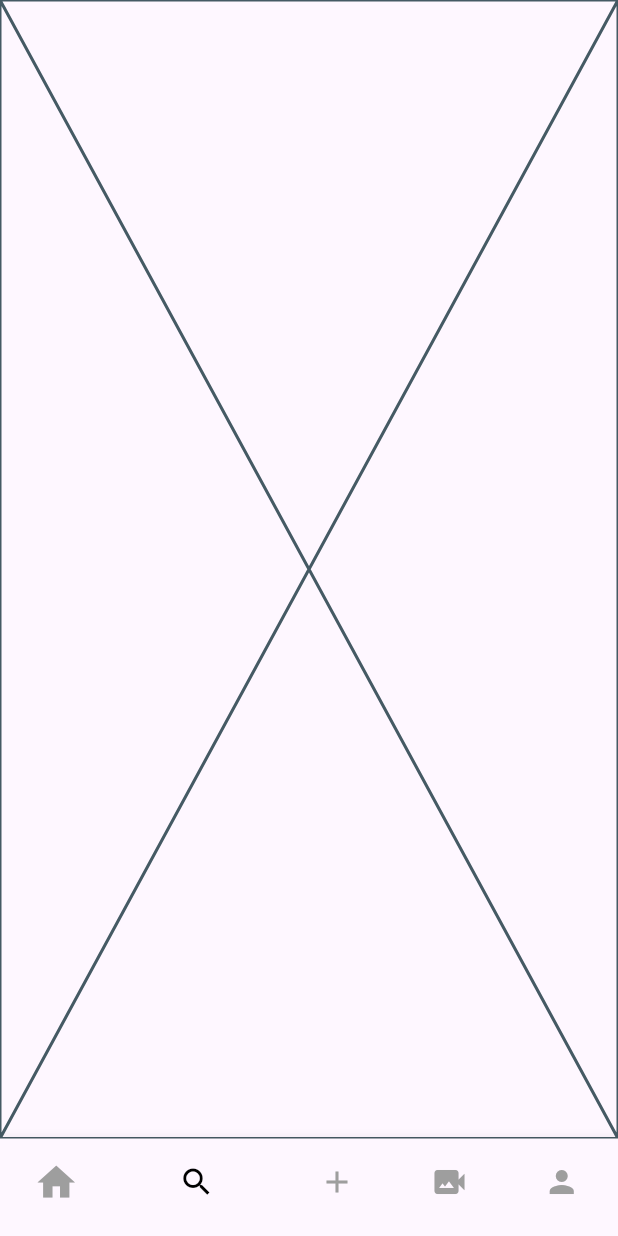
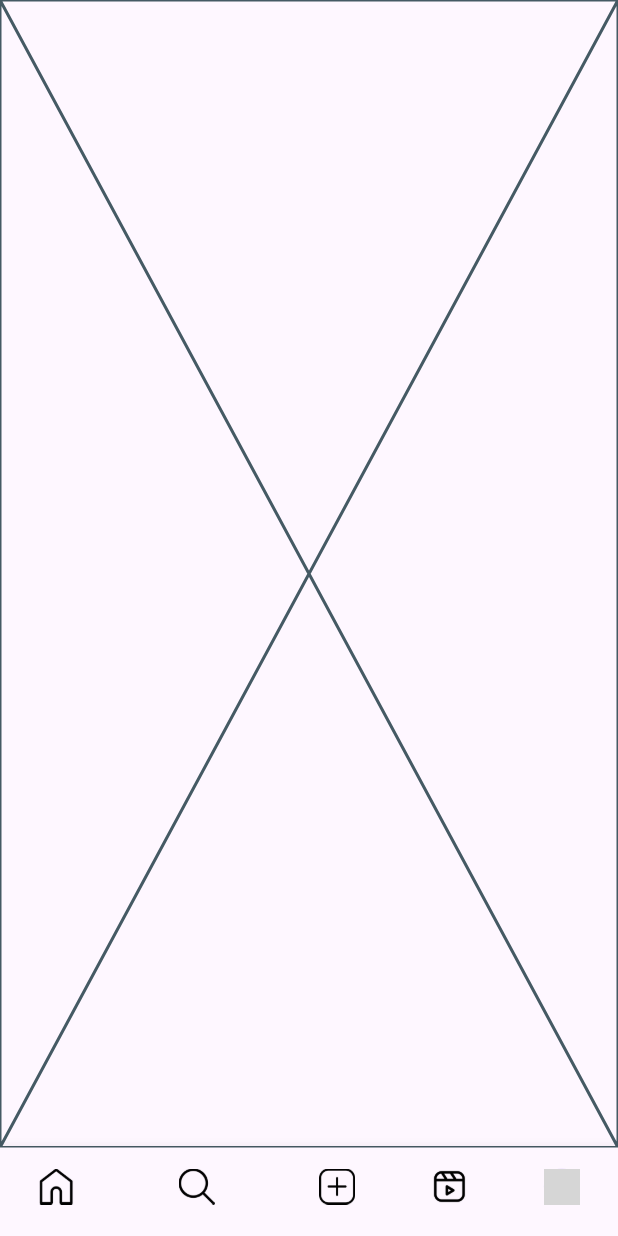
Before and after one commit to imasha-senarath/insta, a Flutter app: the screen it shows after launch, item 2 of the bottom bar chosen, on a phone screen of 412 x 824 dp. Run offline on Flutter 3.47's test engine with Material 3 defaults, Android fonts, the phone set to English and light mode, and no system bars; network calls fail; grey boxes are pictures that could not be loaded.

Commit message:
Replaced icons with original icons.

```diff
--- a/lib/screens/main_screen.dart
+++ b/lib/screens/main_screen.dart
@@ -27,35 +27,58 @@ class _MainScreenState extends State<MainScreen> {
         currentIndex: _currentIndex,
         onTap: (index) {
           setState(() {
-            _currentIndex = index; // Change the active tab
+            _currentIndex = index;
           });
         },
-        items: const [
+        items: [
           BottomNavigationBarItem(
-            icon: Icon(Icons.home, size: 30),
+            icon: Container(
+              child: Image.asset(
+                'assets/images/ic_home.png',
+                width: 24,
+                height: 24,
+              ),
+            ),
             label: "",
           ),
           BottomNavigationBarItem(
-            icon: Icon(Icons.search),
+            icon: Image.asset(
+              'assets/images/ic_search.png',
+              width: 24,
+              height: 24,
+            ),
             label: "",
           ),
           BottomNavigationBarItem(
-            icon: Icon(Icons.add),
+            icon: Image.asset(
+              'assets/images/ic_add.png',
+              width: 24,
+              height: 24,
+            ),
             label: "",
           ),
           BottomNavigationBarItem(
-            icon: Icon(Icons.video_camera_back),
+            icon: Image.asset(
+              'assets/images/ic_video.png',
+              width: 24,
+              height: 24,
+            ),
             label: "",
           ),
-          BottomNavigationBarItem(
-            icon: Icon(Icons.person),
+          const BottomNavigationBarItem(
+            icon: CircleAvatar(
+                radius: 12,
+                backgroundImage: NetworkImage(
+                  'https://www.imashasenarath.com/images/site-assets/display-image-2.jpg',
+                ),
+            ),
             label: "",
           ),
         ],
         selectedItemColor: Colors.black,
         unselectedItemColor: Colors.grey,
-        showSelectedLabels: false, // Hide selected labels
-        showUnselectedLabels: false, // Hide unselected labels
+        showSelectedLabels: false,
+        showUnselectedLabels: false,
       ),
       body: _pages[_currentIndex],
     );
```
Also changed, not shown: lib/screens/home_screen.dart (+5 -2 lines), lib/widget/post_item.dart (+11 -3 lines), lib/widget/story_item.dart (+5 -5 lines), assets/images/ic_add.png (added), assets/images/ic_chat.png (added), assets/images/ic_comment.png (added), assets/images/ic_home.png (added), assets/images/ic_search.png (added), assets/images/ic_send.png (added), assets/images/ic_video.png (added).
